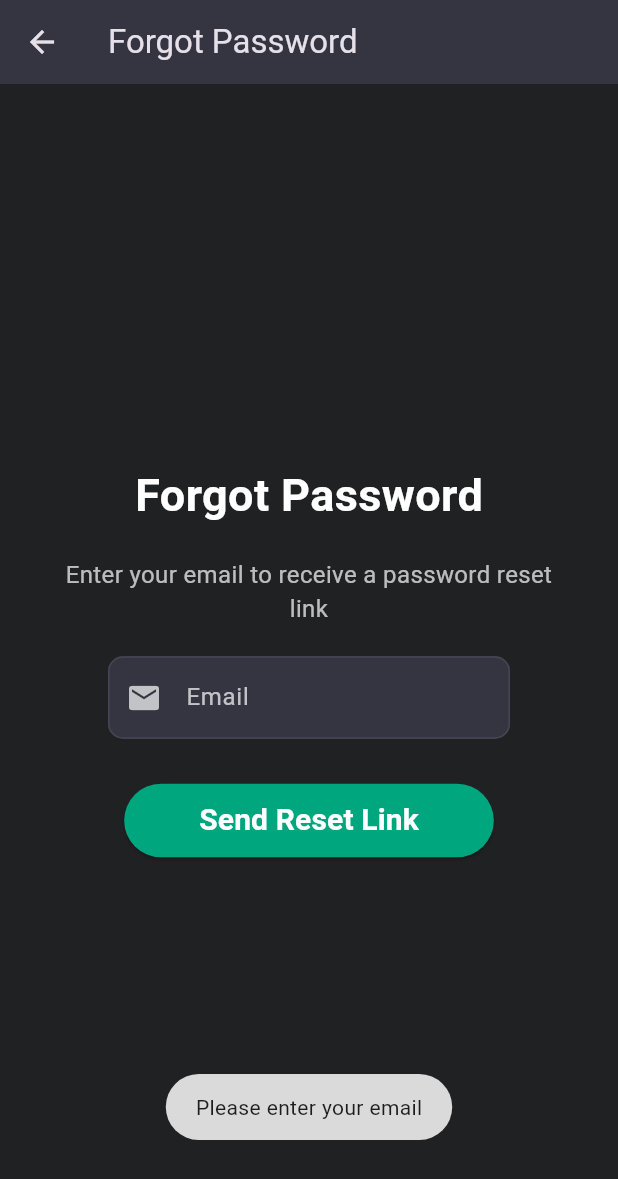
After one commit to pranav2811/punjabigpt, a Flutter app: the ForgotPasswordPage screen opened directly, after a tap on "Send Reset Link", on a phone screen of 412 x 824 dp. The commit adds this screen. Shown: the top 1179 px of the screen. Run offline on Flutter 3.47's test engine with Material 3 defaults, Android fonts, the phone set to English and light mode, and no system bars; our stand-ins replace firebase_auth, firebase_core, fluttertoast; accounts and stored records are empty; network calls fail.

Commit message:
forgotpassword screen added

```diff
--- /dev/null
+++ b/lib/screens/forgotpassword.dart
@@ -0,0 +1,120 @@
+import 'package:flutter/material.dart';
+import 'package:firebase_auth/firebase_auth.dart';
+import 'package:fluttertoast/fluttertoast.dart';
+import 'package:punjabigpt/components/my_textfield.dart';
+import 'package:punjabigpt/components/my_button.dart';
+
+class ForgotPasswordPage extends StatefulWidget {
+  @override
+  _ForgotPasswordPageState createState() => _ForgotPasswordPageState();
+}
+
+class _ForgotPasswordPageState extends State<ForgotPasswordPage> {
+  final TextEditingController emailController = TextEditingController();
+
+  void _sendPasswordResetEmail() async {
+    if (emailController.text.isEmpty) {
+      Fluttertoast.showToast(
+        msg: "Please enter your email",
+        toastLength: Toast.LENGTH_SHORT,
+        gravity: ToastGravity.BOTTOM,
+      );
+      return;
+    }
+
+    try {
+      await FirebaseAuth.instance.sendPasswordResetEmail(
+        email: emailController.text,
+      );
+      Fluttertoast.showToast(
+        msg: "Password reset link sent! Check your email.",
+        toastLength: Toast.LENGTH_SHORT,
+        gravity: ToastGravity.BOTTOM,
+      );
+      Navigator.pop(
+          context); // Go back to the previous screen after sending the email
+    } on FirebaseAuthException catch (e) {
+      String errorMessage;
+      if (e.code == 'user-not-found') {
+        errorMessage = 'No user found with this email.';
+      } else if (e.code == 'invalid-email') {
+        errorMessage = 'The email address is not valid.';
+      } else {
+        errorMessage = 'Failed to send password reset link. Please try again.';
+      }
+
+      Fluttertoast.showToast(
+        msg: errorMessage,
+        toastLength: Toast.LENGTH_SHORT,
+        gravity: ToastGravity.BOTTOM,
+      );
+    }
+  }
+
+  @override
+  Widget build(BuildContext context) {
+    return Scaffold(
+      backgroundColor: Color(0xFF202123), // Dark background color
+      appBar: AppBar(
+        title: Text('Forgot Password'),
+        backgroundColor: Color(0xFF343541),
+      ),
+      body: SafeArea(
+        child: Center(
+          child: Padding(
+            padding: const EdgeInsets.symmetric(horizontal: 37),
+            child: Column(
+              mainAxisAlignment:
+                  MainAxisAlignment.center, // Center the content vertically
+              crossAxisAlignment:
+                  CrossAxisAlignment.center, // Center the content horizontally
+              children: [
+                const Padding(
+                  padding:
+                      EdgeInsets.only(bottom: 20), // Space between elements
+                  child: Text(
+                    "Forgot Password",
+                    style: TextStyle(
+                      color: Colors.white, // White text color
+                      fontWeight: FontWeight.bold,
+                      fontSize: 30,
+                    ),
+                  ),
+                ),
+                const Padding(
+                  padding:
+                      EdgeInsets.only(bottom: 20), // Space between elements
+                  child: Text(
+                    'Enter your email to receive a password reset link',
+                    style: TextStyle(
+                      color: Colors.white70, // Slightly faded white
+                      fontSize: 16,
+                    ),
+                    textAlign: TextAlign.center, // Center the text
+                  ),
+                ),
+                MyTextField(
+                  controller: emailController,
+                  hintText: "Email",
+                  obscureText: false,
+                  prefixIconData: Icons.email,
+                  prefixIconColor: Colors.white70,
+                  textFieldHeight: 55.0,
+                  textFieldWidth: double.infinity,
+                  onFocusChange: null,
+                ),
+                const SizedBox(height: 30), // Space after the text field
+                MyButton(
+                  buttonText: 'Send Reset Link',
+                  onPressedAsync: () async {
+                    _sendPasswordResetEmail();
+                  },
+                ),
+              ],
+            ),
+          ),
+        ),
+      ),
+    );
+  }
+}
```
Also changed, not shown: lib/screens/chat_screen.dart (+29 -6 lines), lib/screens/loginpage.dart (+21 -2 lines), lib/screens/registrationpage.dart (+1 -14 lines).
